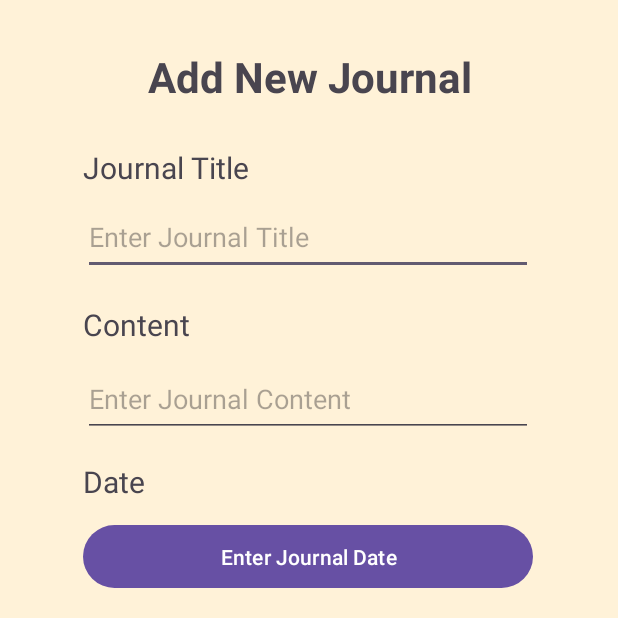
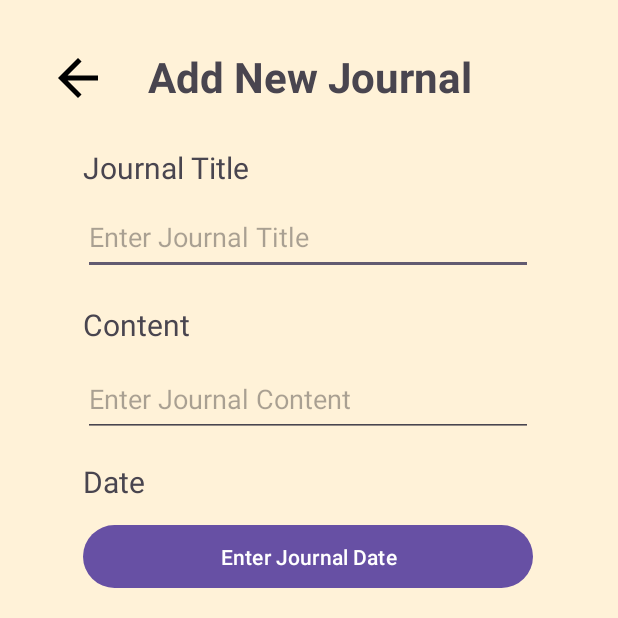
Before and after one commit to danielwidhiarto/Diary.ly, an Android app: the AddJournalActivity screen opened directly, with no data from a screen before it, on a phone screen of 412 x 824 dp, the top half of it. Run offline under Robolectric (Android 15) with nearby library versions, the phone set to English and light mode, and no system bars; our stand-ins replace Firebase (no records; nobody signed in at launch, a user with empty details on screens opened directly).

Commit message:
add back button in add journal and fix edit profile

```diff
--- a/app/src/main/java/edu/bluejack23_1/diaryly/journal/AddJournalActivity.kt
+++ b/app/src/main/java/edu/bluejack23_1/diaryly/journal/AddJournalActivity.kt
@@ -11,6 +11,7 @@ import android.webkit.MimeTypeMap
 import android.widget.Button
 import android.widget.EditText
 import android.widget.ImageButton
+import android.widget.ImageView
 import android.widget.RadioButton
 import android.widget.Toast
 import androidx.appcompat.app.AlertDialog
@@ -34,6 +35,7 @@ class AddJournalActivity : AppCompatActivity() {
     private lateinit var rdbtnPublic: RadioButton
     private lateinit var btnAddJournal: Button
     private lateinit var btnImageView: ImageButton
+    private lateinit var btnBackButton : ImageView
     private lateinit var firestore: FirebaseFirestore
     private lateinit var firebaseAuth: FirebaseAuth
     private lateinit var storageReference: StorageReference
@@ -73,6 +75,7 @@ class AddJournalActivity : AppCompatActivity() {
         rdbtnPrivate = findViewById(R.id.rdbtnPrivate)
         rdbtnPublic = findViewById(R.id.rdbtnPublic)
         btnAddJournal = findViewById(R.id.btnAddJournal)
+        btnBackButton = findViewById(R.id.backButton)
 
         firestore = FirebaseFirestore.getInstance()
         firebaseAuth = FirebaseAuth.getInstance()
@@ -100,6 +103,10 @@ class AddJournalActivity : AppCompatActivity() {
 
         btnDateJournal.setOnClickListener {
             showDatePickerDialog()
+        }
+
+        btnBackButton.setOnClickListener {
+            finish()
         }
 
         btnImageView.setOnClickListener {
--- a/app/src/main/java/edu/bluejack23_1/diaryly/profile/EditProfileActivity.kt
+++ b/app/src/main/java/edu/bluejack23_1/diaryly/profile/EditProfileActivity.kt
@@ -168,29 +168,27 @@ class EditProfileActivity : AppCompatActivity() {
             userDocument.update(userData as Map<String, Any>).addOnSuccessListener {
                 // Update successful
 
-                // Update the user's email address in Firebase Auth
+// Update the user's email address in Firebase Auth
                 firebaseAuth.currentUser!!.updateEmail(email).addOnCompleteListener { emailTask ->
                     if (emailTask.isSuccessful) {
                         // Update the user's password in Firebase Auth
                         firebaseAuth.currentUser!!.updatePassword(password).addOnCompleteListener { passwordTask ->
                             if (passwordTask.isSuccessful) {
                                 Log.d("EditProfileActivity", "User email and password updated successfully.")
+                                // Show the toast here
                                 Toast.makeText(this, "Profile updated successfully.", Toast.LENGTH_SHORT).show()
                                 finish()
                             } else {
                                 Log.d("EditProfileActivity", "User password update failed.", passwordTask.exception)
-                                Toast.makeText(this, "Profile update failed.", Toast.LENGTH_SHORT).show()
                             }
                         }
                     } else {
                         Log.d("EditProfileActivity", "User email update failed.", emailTask.exception)
-                        Toast.makeText(this, "Profile update failed.", Toast.LENGTH_SHORT).show()
                     }
                 }
+
             }.addOnFailureListener { e ->
-                // Update in Firestore failed
                 Log.d("EditProfileActivity", "User data update failed.", e)
-                Toast.makeText(this, "Profile update failed.", Toast.LENGTH_SHORT).show()
             }
         }
 
--- a/app/src/main/res/layout/activity_add_journal.xml
+++ b/app/src/main/res/layout/activity_add_journal.xml
@@ -6,6 +6,17 @@
     android:layout_height="match_parent"
     android:background="#FFF2D8"
     tools:context=".journal.AddJournalActivity">
+
+
+    <ImageView
+        android:id="@+id/backButton"
+        android:layout_width="40dp"
+        android:layout_height="40dp"
+        android:layout_marginStart="32dp"
+        android:layout_marginTop="32dp"
+        app:layout_constraintStart_toStartOf="parent"
+        app:layout_constraintTop_toTopOf="parent"
+        app:srcCompat="@drawable/back_button" />
 
     <TextView
         android:id="@+id/tvTitle"
@@ -157,6 +168,4 @@
         app:layout_constraintBottom_toBottomOf="parent"
         app:layout_constraintEnd_toEndOf="parent" />
 
-
-
 </androidx.constraintlayout.widget.ConstraintLayout>
```
